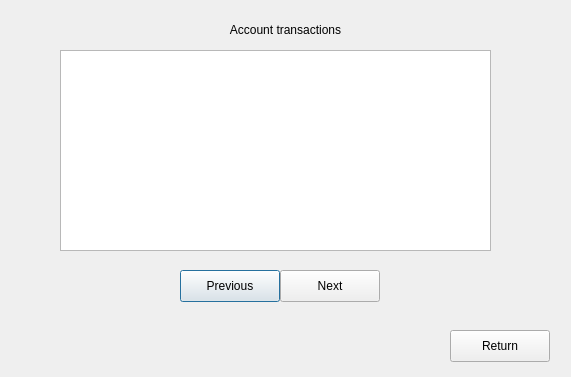
Qt form bank-automat/transactions.ui (sannatikk/ATM_simulator_app) before a commit.
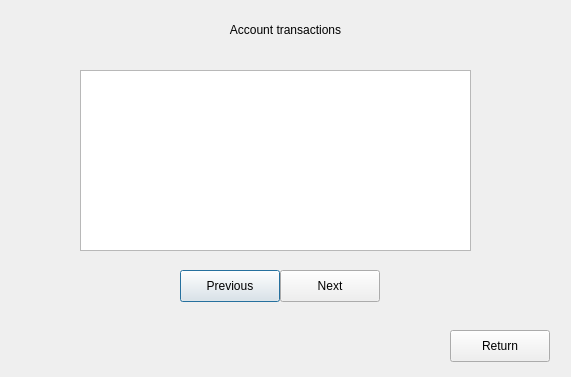
The same form after that commit.

Commit message: transactions kosmetiikkaa vaille valmis

The edit to the form file:
```diff
--- a/bank-automat/transactions.ui
+++ b/bank-automat/transactions.ui
@@ -71,10 +71,10 @@
   <widget class="QTableView" name="tableView">
    <property name="geometry">
     <rect>
-     <x>60</x>
-     <y>50</y>
-     <width>431</width>
-     <height>201</height>
+     <x>80</x>
+     <y>70</y>
+     <width>391</width>
+     <height>181</height>
     </rect>
    </property>
   </widget>
```
The commit also changes 3 other files.
